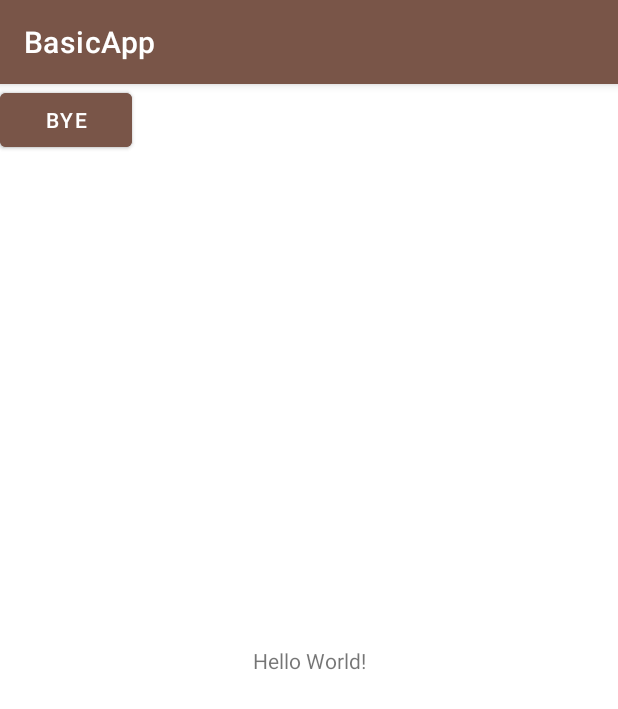
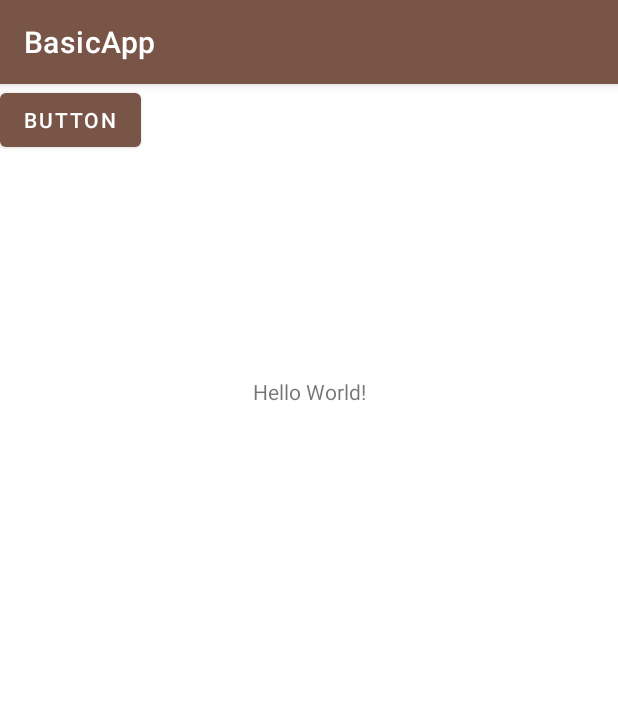
Before and after one commit to IT-Academy-Java/android-demo, an Android app: the screen it shows after launch (MainActivity), on a phone screen of 412 x 824 dp. Shown: the top 709 px of the screen. Run offline under Robolectric (Android 15) with nearby library versions, the phone set to English and light mode, and no system bars; libraries missing offline, so code that uses them is left out: com.github.johnpersano.supertoasts; 1 statement that could not run was skipped.

Commit message:
DELETE secondary button

```diff
--- a/app/src/main/java/com/example/basicapp/MainActivity.java
+++ b/app/src/main/java/com/example/basicapp/MainActivity.java
@@ -15,41 +15,35 @@ import com.github.johnpersano.supertoasts.library.utils.PaletteUtils;
 public class MainActivity extends AppCompatActivity implements View.OnClickListener{
 
     private Button greetingButton;
-    private Button goodbyeButton;
 
     @Override
     protected void onCreate(Bundle savedInstanceState) {
         super.onCreate(savedInstanceState);
         setContentView(R.layout.activity_main);
 
-        greetingButton = (Button) findViewById(R.id.greetingButton);
-        greetingButton.setOnClickListener(new View.OnClickListener() {
-            @Override
-            public void onClick(View view) {
-                Toast.makeText(MainActivity.this, "Hello darling!!!", Toast.LENGTH_SHORT).show();
-            }
-        });
+        // First form
+        // greetingButton = findViewById(R.id.helloButton);
+        // greetingButton.setOnClickListener(view -> Toast.makeText(MainActivity.this, "Hello darling!!!", Toast.LENGTH_SHORT).show());
+
+        greetingButton = findViewById(R.id.helloButton);
+        greetingButton.setOnClickListener(this);
+
 
         // Super Toast
         SuperActivityToast.create(this, new Style(), Style.TYPE_BUTTON)
                 .setButtonText("UNDO")
                 .setButtonIconResource(R.drawable.ic_undo)
-                .setOnButtonClickListener("good_tag_name", null, null)
                 .setProgressBarColor(Color.WHITE)
-                .setText("Email deleted")
+                .setText("Welcome to APP from SUPER TOAST!!!")
                 .setDuration(Style.DURATION_LONG)
                 .setFrame(Style.FRAME_LOLLIPOP)
                 .setColor(PaletteUtils.getSolidColor(PaletteUtils.MATERIAL_PURPLE))
                 .setAnimations(Style.ANIMATIONS_POP).show();
-
-
-        goodbyeButton = (Button) findViewById(R.id.goodbyeButton);
-        goodbyeButton.setOnClickListener(this);
     }
 
 
     @Override
     public void onClick(View view) {
-        Toast.makeText(MainActivity.this, "Good bye darling!!!", Toast.LENGTH_SHORT).show();
+        Toast.makeText(MainActivity.this, "Hello darling!!!", Toast.LENGTH_SHORT).show();
     }
 }
--- a/app/src/main/res/layout/activity_main.xml
+++ b/app/src/main/res/layout/activity_main.xml
@@ -13,22 +13,16 @@
         app:layout_constraintBottom_toBottomOf="parent"
         app:layout_constraintLeft_toLeftOf="parent"
         app:layout_constraintRight_toRightOf="parent"
-        app:layout_constraintTop_toTopOf="parent" />
+        app:layout_constraintTop_toTopOf="parent"
+        app:layout_constraintVertical_bias="0.261" />
 
     <Button
-        android:id="@+id/greetingButton"
+        android:id="@+id/helloButton"
         android:layout_width="wrap_content"
         android:layout_height="wrap_content"
-        android:text="Hello"
-        tools:layout_editor_absoluteX="66dp"
-        tools:layout_editor_absoluteY="431dp" />
+        android:text="Button"
+        tools:layout_editor_absoluteX="72dp"
+        tools:layout_editor_absoluteY="277dp" />
 
-    <Button
-        android:id="@+id/goodbyeButton"
-        android:layout_width="wrap_content"
-        android:layout_height="wrap_content"
-        android:text="Bye"
-        tools:layout_editor_absoluteX="236dp"
-        tools:layout_editor_absoluteY="431dp" />
 
 </androidx.constraintlayout.widget.ConstraintLayout>
```
